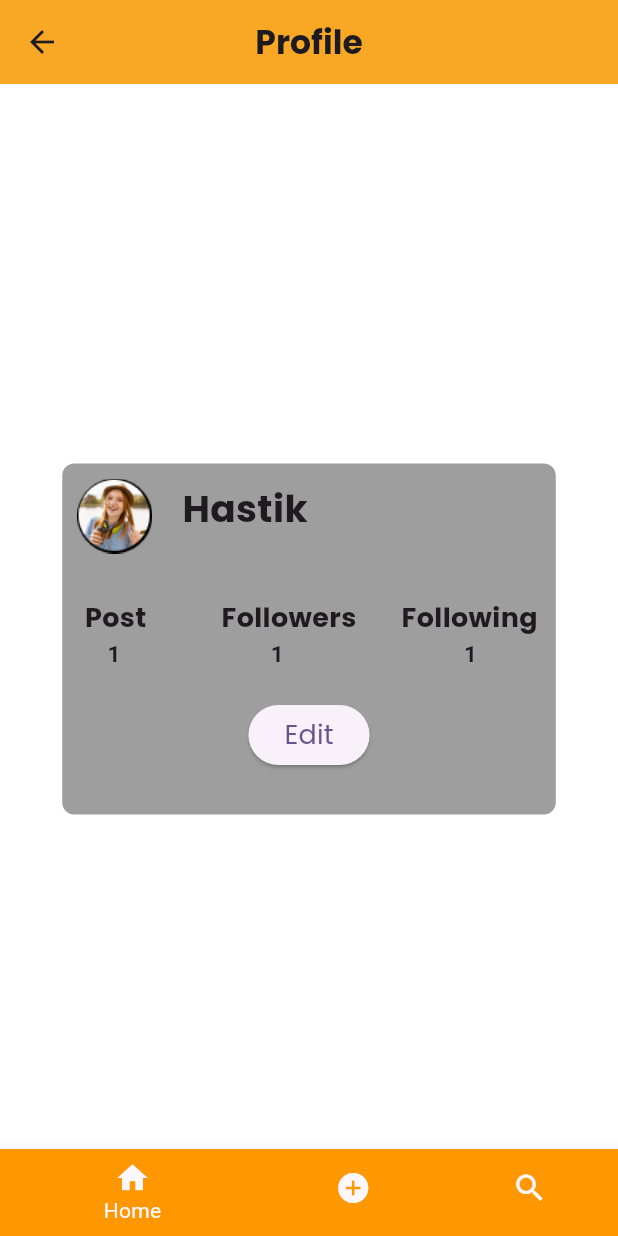
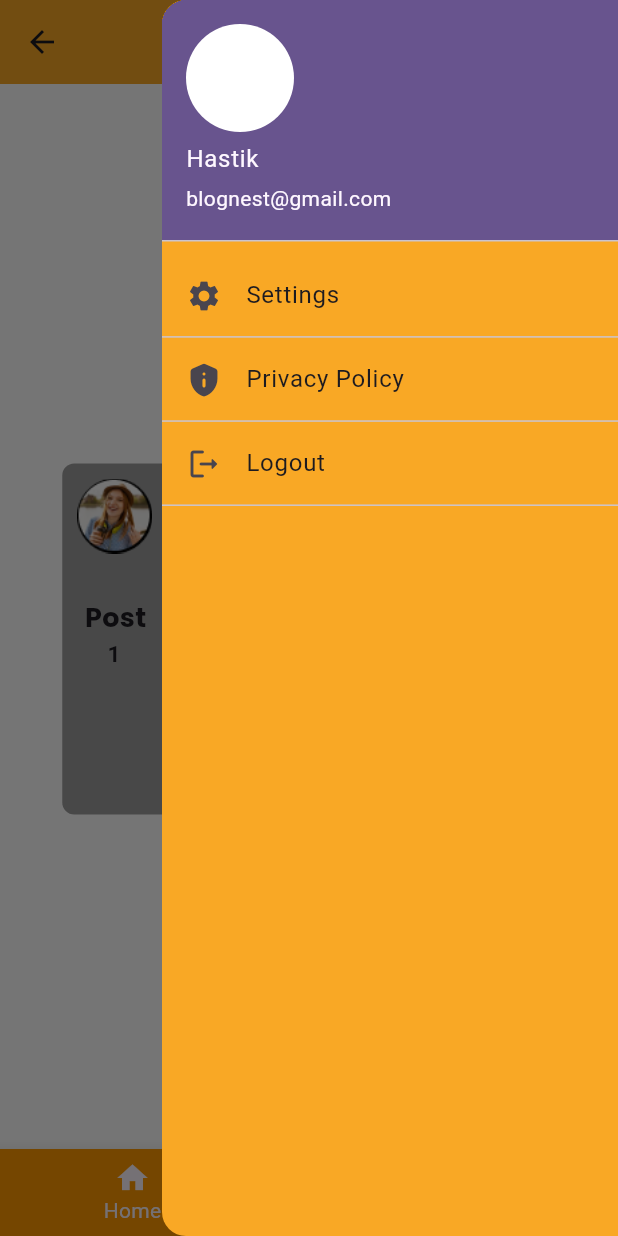
Before and after one commit to hastik07/flutter_blog_app, a Flutter app: the ProfilePage screen opened directly, with the side drawer open (before the commit the screen has no drawer), on a phone screen of 412 x 824 dp. Run offline on Flutter 3.47's test engine with Material 3 defaults, Android fonts, the phone set to English and light mode, and no system bars; our stand-ins replace cloud_firestore, firebase_auth, firebase_core, google_sign_in, image_picker; accounts and stored records are empty.

Commit message:
Upadted ProfilePage

```diff
--- a/lib/profilepage.dart
+++ b/lib/profilepage.dart
@@ -20,6 +20,47 @@ class _ProfilePageState extends State<ProfilePage> {
         centerTitle: true,
         title: const Text('Profile', style: TextStyle(fontFamily: 'Poppins', fontWeight: FontWeight.w700),),
         backgroundColor: Colors.yellow.shade800,
+      ),
+      endDrawer: Drawer(
+        backgroundColor: Colors.yellow.shade800,
+        elevation: 3.0,
+        child: Column(
+          children: [
+            UserAccountsDrawerHeader(
+                accountName: Text('Hastik'),
+                accountEmail: Text('blognest@gmail.com'),
+              currentAccountPicture: CircleAvatar(
+                backgroundColor: Colors.white),
+            ),
+            ListTile(
+              title: Text('Settings'),
+              leading: Icon(Icons.settings),
+              onTap: (){
+                Navigator.push(context, MaterialPageRoute(builder: (context) => const EditProfile()));
+              },
+            ),
+            Divider(
+              height:0.1,
+            ),
+            ListTile(
+              title: Text('Privacy Policy'),
+              leading: Icon(Icons.privacy_tip_rounded),
+            ),
+            Divider(
+              height:0.1,
+            ),
+            ListTile(
+              title: Text('Logout'),
+              leading: Icon(Icons.logout_rounded),
+              onTap: (){
+                Navigator.push(context, MaterialPageRoute(builder: (context) => const HomePage()));
+              },
+            ),
+            Divider(
+              height:0.1,
+            ),
+          ],
+        ),
       ),
       backgroundColor: Colors.white,
       bottomNavigationBar: BottomNavigationBar(
```
Also changed, not shown: lib/main.dart (+12 -1 lines), lib/navigatormenu.dart (added, +23 -0 lines), web_entrypoint.dart (added).
